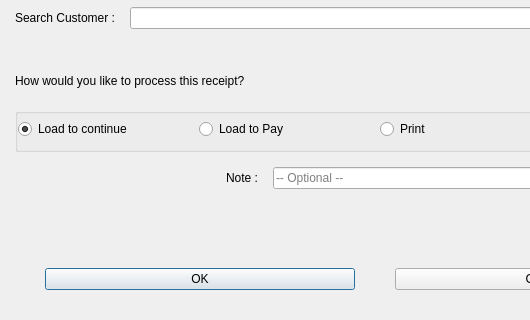
Selvam-T/POS, file Project/ui/view_hold.ui: the form before one commit; both pictures show x 0 to 530 and y 480 to 800 of the 750 by 800 pixel window.
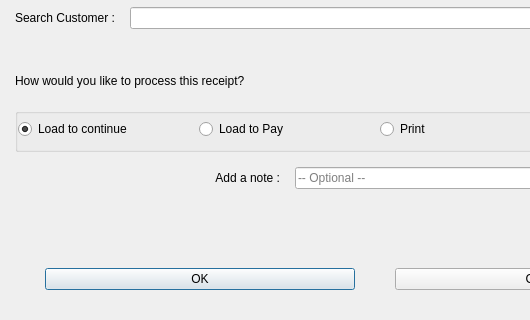
The form after the commit.

What changed in the file:
```diff
--- a/Project/ui/view_hold.ui
+++ b/Project/ui/view_hold.ui
@@ -347,7 +347,7 @@
            </sizepolicy>
           </property>
           <property name="text">
-           <string>Note :</string>
+           <string>Add a note :</string>
           </property>
           <property name="alignment">
            <set>Qt::AlignRight|Qt::AlignTrailing|Qt::AlignVCenter</set>
```
